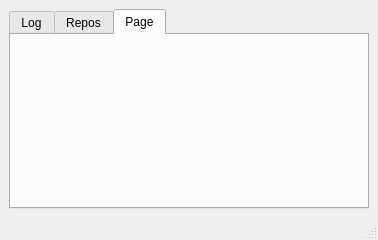
This is mainwindow.ui in robguthrie/dudley as Qt 5 draws it before an edit. The edited form follows.
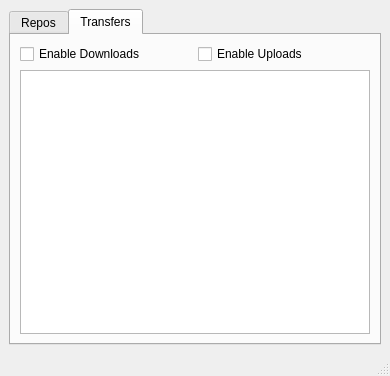
This is the edited form. The open tabs and pages were chosen to show the change.

Commit message: start of Synchroniser class

The edit to the form file:
```diff
--- a/mainwindow.ui
+++ b/mainwindow.ui
@@ -6,8 +6,8 @@
    <rect>
     <x>0</x>
     <y>0</y>
-    <width>320</width>
-    <height>240</height>
+    <width>390</width>
+    <height>376</height>
    </rect>
   </property>
   <property name="windowTitle">
@@ -20,20 +20,6 @@
       <property name="currentIndex">
        <number>1</number>
       </property>
-      <widget class="QWidget" name="tab">
-       <attribute name="title">
-        <string>Log</string>
-       </attribute>
-       <layout class="QVBoxLayout" name="verticalLayout_2">
-        <item>
-         <widget class="QPlainTextEdit" name="outputTextEdit">
-          <property name="readOnly">
-           <bool>true</bool>
-          </property>
-         </widget>
-        </item>
-       </layout>
-      </widget>
       <widget class="QWidget" name="tab_2">
        <attribute name="title">
         <string>Repos</string>
@@ -91,8 +77,31 @@
       </widget>
       <widget class="QWidget" name="tab_3">
        <attribute name="title">
-        <string>Page</string>
+        <string>Transfers</string>
        </attribute>
+       <layout class="QVBoxLayout" name="verticalLayout_2">
+        <item>
+         <layout class="QHBoxLayout" name="horizontalLayout_2">
+          <item>
+           <widget class="QCheckBox" name="checkBox">
+            <property name="text">
+             <string>Enable Downloads</string>
+            </property>
+           </widget>
+          </item>
+          <item>
+           <widget class="QCheckBox" name="checkBox_2">
+            <property name="text">
+             <string>Enable Uploads</string>
+            </property>
+           </widget>
+          </item>
+         </layout>
+        </item>
+        <item>
+         <widget class="QTableView" name="downloadTableView"/>
+        </item>
+       </layout>
       </widget>
      </widget>
     </item>
```
Left out of the diff: 13 changed lines with no effect on the pictures. The commit also changes 5 other files.
